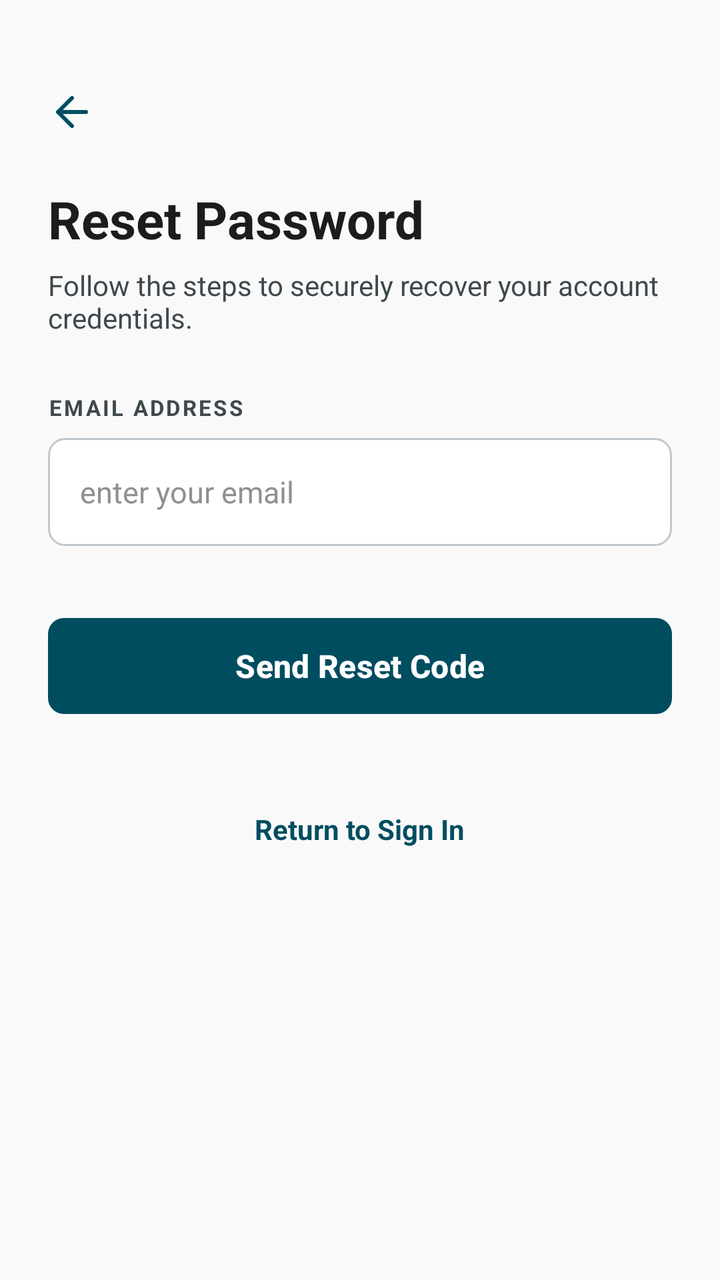
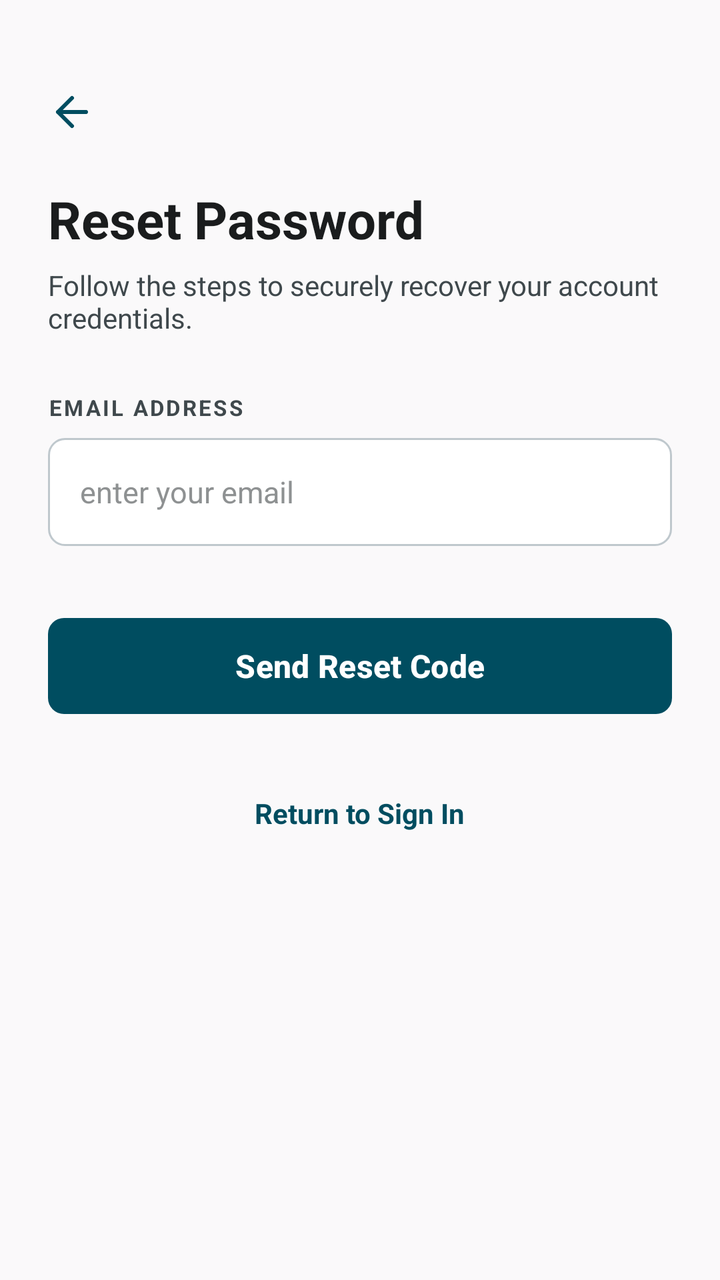

Compare the two renders of this Android layout. The source of the first and the diff that turns it into the second are given below.
<!-- AndroidManifest.xml: activity theme Theme.Medicare -->
<!-- res/layout/activity_forgot_password.xml -->
<?xml version="1.0" encoding="utf-8"?>
<androidx.constraintlayout.widget.ConstraintLayout xmlns:android="http://schemas.android.com/apk/res/android"
    xmlns:app="http://schemas.android.com/apk/res-auto"
    xmlns:tools="http://schemas.android.com/tools"
    android:layout_width="match_parent"
    android:layout_height="match_parent"
    android:background="@color/background">

    <androidx.core.widget.NestedScrollView
        android:layout_width="match_parent"
        android:layout_height="match_parent"
        android:fillViewport="true">

        <androidx.constraintlayout.widget.ConstraintLayout
            android:layout_width="match_parent"
            android:layout_height="wrap_content"
            android:padding="24dp">

            
            <ImageView
                android:id="@+id/btn_back_to_login"
                android:layout_width="24dp"
                android:layout_height="24dp"
                android:src="@drawable/ic_back"
                android:layout_marginTop="20dp"
                app:layout_constraintLeft_toLeftOf="parent"
                app:layout_constraintTop_toTopOf="parent"
                app:tint="@color/primary" />

            
            <TextView
                android:id="@+id/lbl_reset_title"
                android:layout_width="wrap_content"
                android:layout_height="wrap_content"
                android:text="Reset Password"
                android:textSize="26sp"
                android:textStyle="bold"
                android:textColor="@color/text_primary"
                android:layout_marginTop="24dp"
                app:layout_constraintLeft_toLeftOf="parent"
                app:layout_constraintTop_toBottomOf="@id/btn_back_to_login" />

            <TextView
                android:id="@+id/txt_reset_subtitle"
                android:layout_width="wrap_content"
                android:layout_height="wrap_content"
                android:text="Follow the steps to securely recover your account credentials."
                android:textSize="14sp"
                android:textColor="@color/text_secondary"
                android:layout_marginTop="6dp"
                app:layout_constraintLeft_toLeftOf="parent"
                app:layout_constraintTop_toBottomOf="@id/lbl_reset_title" />

            
            <LinearLayout
                android:id="@+id/layout_step_request"
                android:layout_width="match_parent"
                android:layout_height="wrap_content"
                android:orientation="vertical"
                android:layout_marginTop="28dp"
                android:visibility="visible"
                app:layout_constraintTop_toBottomOf="@id/txt_reset_subtitle">

                <TextView
                    android:layout_width="wrap_content"
                    android:layout_height="wrap_content"
                    android:text="EMAIL ADDRESS"
                    android:textSize="11sp"
                    android:textStyle="bold"
                    android:textColor="@color/text_secondary"
                    android:letterSpacing="0.1" />

                <EditText
                    android:id="@+id/input_reset_email"
                    android:layout_width="match_parent"
                    android:layout_height="54dp"
                    android:layout_marginTop="8dp"
                    android:hint="enter your email"
                    android:textColorHint="@color/neutral_gray"
                    android:textColor="@color/text_primary"
                    android:background="@drawable/bg_input_selector"
                    android:paddingStart="16dp"
                    android:paddingEnd="16dp"
                    android:textSize="15sp"
                    android:inputType="textEmailAddress"
                    android:maxLines="1" />

                <Button
                    android:id="@+id/btn_send_code"
                    android:layout_width="match_parent"
                    android:layout_height="56dp"
                    android:layout_marginTop="32dp"
                    android:text="Send Reset Code"
                    android:textColor="@color/white"
                    android:textSize="16sp"
                    android:textStyle="bold"
                    app:backgroundTint="@color/primary"
                    app:cornerRadius="8dp" />

            </LinearLayout>

            
            <LinearLayout
                android:id="@+id/layout_step_verify"
                android:layout_width="match_parent"
                android:layout_height="wrap_content"
                android:orientation="vertical"
                android:layout_marginTop="28dp"
                android:visibility="gone"
                app:layout_constraintTop_toBottomOf="@id/txt_reset_subtitle">

                <TextView
                    android:layout_width="wrap_content"
                    android:layout_height="wrap_content"
                    android:text="6-DIGIT VERIFICATION CODE"
                    android:textSize="11sp"
                    android:textStyle="bold"
                    android:textColor="@color/text_secondary"
                    android:letterSpacing="0.1" />

                <EditText
                    android:id="@+id/input_verification_code"
                    android:layout_width="match_parent"
                    android:layout_height="54dp"
                    android:layout_marginTop="8dp"
                    android:hint="enter 6-digit code"
                    android:textColorHint="@color/neutral_gray"
                    android:textColor="@color/text_primary"
                    android:background="@drawable/bg_input_selector"
                    android:paddingStart="16dp"
                    android:paddingEnd="16dp"
                    android:textSize="15sp"
                    android:inputType="number"
                    android:maxLength="6"
                    android:maxLines="1" />

                <TextView
                    android:layout_width="wrap_content"
                    android:layout_height="wrap_content"
                    android:text="NEW PASSWORD"
                    android:textSize="11sp"
                    android:textStyle="bold"
                    android:textColor="@color/text_secondary"
                    android:letterSpacing="0.1"
                    android:layout_marginTop="20dp" />

                <com.google.android.material.textfield.TextInputLayout
                    android:layout_width="match_parent"
                    android:layout_height="wrap_content"
                    android:layout_marginTop="8dp"
                    app:hintEnabled="false"
                    app:passwordToggleEnabled="true"
                    app:passwordToggleTint="@color/primary">

                    <EditText
                        android:id="@+id/input_new_password"
                        android:layout_width="match_parent"
                        android:layout_height="54dp"
                        android:hint="enter new password"
                        android:textColorHint="@color/neutral_gray"
                        android:textColor="@color/text_primary"
                        android:background="@drawable/bg_input_selector"
                        android:paddingStart="16dp"
                        android:paddingEnd="48dp"
                        android:textSize="15sp"
                        android:inputType="textPassword"
                        android:maxLines="1" />
                </com.google.android.material.textfield.TextInputLayout>

                <TextView
                    android:layout_width="wrap_content"
                    android:layout_height="wrap_content"
                    android:text="CONFIRM NEW PASSWORD"
                    android:textSize="11sp"
                    android:textStyle="bold"
                    android:textColor="@color/text_secondary"
                    android:letterSpacing="0.1"
                    android:layout_marginTop="20dp" />

                <com.google.android.material.textfield.TextInputLayout
                    android:layout_width="match_parent"
                    android:layout_height="wrap_content"
                    android:layout_marginTop="8dp"
                    app:hintEnabled="false"
                    app:passwordToggleEnabled="true"
                    app:passwordToggleTint="@color/primary">

                    <EditText
                        android:id="@+id/input_confirm_new_password"
                        android:layout_width="match_parent"
                        android:layout_height="54dp"
                        android:hint="re-enter new password"
                        android:textColorHint="@color/neutral_gray"
                        android:textColor="@color/text_primary"
                        android:background="@drawable/bg_input_selector"
                        android:paddingStart="16dp"
                        android:paddingEnd="48dp"
                        android:textSize="15sp"
                        android:inputType="textPassword"
                        android:maxLines="1" />
                </com.google.android.material.textfield.TextInputLayout>

                <Button
                    android:id="@+id/btn_reset_submit"
                    android:layout_width="match_parent"
                    android:layout_height="56dp"
                    android:layout_marginTop="32dp"
                    android:text="Reset Password"
                    android:textColor="@color/white"
                    android:textSize="16sp"
                    android:textStyle="bold"
                    app:backgroundTint="@color/primary"
                    app:cornerRadius="8dp" />

            </LinearLayout>

            
            <TextView
                android:id="@+id/btn_goto_login"
                android:layout_width="wrap_content"
                android:layout_height="wrap_content"
                android:text="Return to Sign In"
                android:textSize="14sp"
                android:textColor="@color/primary"
                android:textStyle="bold"
                android:layout_marginTop="36dp"
                android:padding="8dp"
                app:layout_constraintLeft_toLeftOf="parent"
                app:layout_constraintRight_toRightOf="parent"
                app:layout_constraintTop_toBottomOf="@id/layout_step_request" />

            <ProgressBar
                android:id="@+id/progress_reset"
                android:layout_width="wrap_content"
                android:layout_height="wrap_content"
                android:visibility="gone"
                android:indeterminateTint="@color/primary"
                app:layout_constraintLeft_toLeftOf="parent"
                app:layout_constraintRight_toRightOf="parent"
                app:layout_constraintTop_toTopOf="parent"
                app:layout_constraintBottom_toBottomOf="parent"/>

        </androidx.constraintlayout.widget.ConstraintLayout>
    </androidx.core.widget.NestedScrollView>

</androidx.constraintlayout.widget.ConstraintLayout>
<!-- resources referenced by this layout -->
<resources>
  <color name="background">#faf9fa</color>
  <color name="neutral_gray">#8e9192</color>
  <color name="primary">#004d60</color>
  <color name="text_primary">#1a1c1d</color>
  <color name="text_secondary">#3f484c</color>
  <color name="white">#ffffff</color>
  <!-- drawable bg_input_selector (drawable) -->
  <?xml version="1.0" encoding="utf-8"?>
  <selector xmlns:android="http://schemas.android.com/apk/res/android">
      <item android:state_focused="true" android:drawable="@drawable/bg_input_focused" />
      <item android:drawable="@drawable/bg_input_default" />
  </selector>
  <!-- drawable ic_back (drawable) -->
  <vector xmlns:android="http://schemas.android.com/apk/res/android"
      android:width="24dp"
      android:height="24dp"
      android:viewportWidth="24"
      android:viewportHeight="24">
    <path
        android:fillColor="#00000000"
        android:strokeColor="#004d60"
        android:strokeWidth="2"
        android:strokeLineCap="round"
        android:strokeLineJoin="round"
        android:pathData="M19,12H5M12,19l-7,-7 7,-7"/>
  </vector>
  <style name="Theme.Medicare" parent="Theme.Material3.DayNight.NoActionBar">
          <item name="colorPrimary">@color/primary</item>
          <item name="colorPrimaryContainer">@color/primary_dark</item>
          <item name="android:statusBarColor">@color/background</item>
          <item name="android:windowLightStatusBar">true</item>
          <item name="android:windowLightNavigationBar">true</item>
          <item name="android:windowBackground">@color/background</item>
  
          
          <item name="android:datePickerDialogTheme">@style/Theme.Medicare.Dialog</item>
          <item name="android:timePickerDialogTheme">@style/Theme.Medicare.Dialog</item>
          <item name="alertDialogTheme">@style/Theme.Medicare.Dialog</item>
          <item name="android:alertDialogTheme">@style/Theme.Medicare.Dialog</item>
      </style>
  <!-- drawable bg_input_focused (drawable) -->
  <?xml version="1.0" encoding="utf-8"?>
  <shape xmlns:android="http://schemas.android.com/apk/res/android"
      android:shape="rectangle">
      <solid android:color="@color/white" />
      <stroke
          android:width="2dp"
          android:color="@color/primary" />
      <corners android:radius="8dp" />
  </shape>
  <!-- drawable bg_input_default (drawable) -->
  <?xml version="1.0" encoding="utf-8"?>
  <shape xmlns:android="http://schemas.android.com/apk/res/android"
      android:shape="rectangle">
      <solid android:color="@color/white" />
      <stroke
          android:width="1dp"
          android:color="#BFC8CD" />
      <corners android:radius="8dp" />
  </shape>
  <color name="primary_dark">#003745</color>
  <style name="Theme.Medicare.Dialog" parent="android:Theme.Material.Light.Dialog.Alert">
          <item name="android:colorAccent">@color/primary</item>
          <item name="android:colorPrimary">@color/primary</item>
      </style>
</resources>

<!-- the commit's change to res/layout/activity_forgot_password.xml (unified diff, before → after) -->
@@ -53,164 +53,209 @@
 
             
             <LinearLayout
-                android:id="@+id/layout_step_request"
+                android:id="@+id/layout_step_container"
                 android:layout_width="match_parent"
                 android:layout_height="wrap_content"
                 android:orientation="vertical"
                 android:layout_marginTop="28dp"
-                android:visibility="visible"
                 app:layout_constraintTop_toBottomOf="@id/txt_reset_subtitle">
 
-                <TextView
-                    android:layout_width="wrap_content"
-                    android:layout_height="wrap_content"
-                    android:text="EMAIL ADDRESS"
-                    android:textSize="11sp"
-                    android:textStyle="bold"
-                    android:textColor="@color/text_secondary"
-                    android:letterSpacing="0.1" />
-
-                <EditText
-                    android:id="@+id/input_reset_email"
-                    android:layout_width="match_parent"
-                    android:layout_height="54dp"
-                    android:layout_marginTop="8dp"
-                    android:hint="enter your email"
-                    android:textColorHint="@color/neutral_gray"
-                    android:textColor="@color/text_primary"
-                    android:background="@drawable/bg_input_selector"
-                    android:paddingStart="16dp"
-                    android:paddingEnd="16dp"
-                    android:textSize="15sp"
-                    android:inputType="textEmailAddress"
-                    android:maxLines="1" />
-
-                <Button
-                    android:id="@+id/btn_send_code"
-                    android:layout_width="match_parent"
-                    android:layout_height="56dp"
-                    android:layout_marginTop="32dp"
-                    android:text="Send Reset Code"
-                    android:textColor="@color/white"
-                    android:textSize="16sp"
-                    android:textStyle="bold"
-                    app:backgroundTint="@color/primary"
-                    app:cornerRadius="8dp" />
-
-            </LinearLayout>
-
-            
-            <LinearLayout
-                android:id="@+id/layout_step_verify"
-                android:layout_width="match_parent"
-                android:layout_height="wrap_content"
-                android:orientation="vertical"
-                android:layout_marginTop="28dp"
-                android:visibility="gone"
-                app:layout_constraintTop_toBottomOf="@id/txt_reset_subtitle">
-
-                <TextView
-                    android:layout_width="wrap_content"
-                    android:layout_height="wrap_content"
-                    android:text="6-DIGIT VERIFICATION CODE"
-                    android:textSize="11sp"
-                    android:textStyle="bold"
-                    android:textColor="@color/text_secondary"
-                    android:letterSpacing="0.1" />
-
-                <EditText
-                    android:id="@+id/input_verification_code"
-                    android:layout_width="match_parent"
-                    android:layout_height="54dp"
-                    android:layout_marginTop="8dp"
-                    android:hint="enter 6-digit code"
-                    android:textColorHint="@color/neutral_gray"
-                    android:textColor="@color/text_primary"
-                    android:background="@drawable/bg_input_selector"
-                    android:paddingStart="16dp"
-                    android:paddingEnd="16dp"
-                    android:textSize="15sp"
-                    android:inputType="number"
-                    android:maxLength="6"
-                    android:maxLines="1" />
-
-                <TextView
-                    android:layout_width="wrap_content"
-                    android:layout_height="wrap_content"
-                    android:text="NEW PASSWORD"
-                    android:textSize="11sp"
-                    android:textStyle="bold"
-                    android:textColor="@color/text_secondary"
-                    android:letterSpacing="0.1"
-                    android:layout_marginTop="20dp" />
-
-                <com.google.android.material.textfield.TextInputLayout
+                
+                <LinearLayout
+                    android:id="@+id/layout_step_request"
                     android:layout_width="match_parent"
                     android:layout_height="wrap_content"
-                    android:layout_marginTop="8dp"
-                    app:hintEnabled="false"
-                    app:passwordToggleEnabled="true"
-                    app:passwordToggleTint="@color/primary">
+                    android:orientation="vertical"
+                    android:visibility="visible">
+
+                    <TextView
+                        android:layout_width="wrap_content"
+                        android:layout_height="wrap_content"
+                        android:text="EMAIL ADDRESS"
+                        android:textSize="11sp"
+                        android:textStyle="bold"
+                        android:textColor="@color/text_secondary"
+                        android:letterSpacing="0.1" />
 
                     <EditText
-                        android:id="@+id/input_new_password"
+                        android:id="@+id/input_reset_email"
                         android:layout_width="match_parent"
                         android:layout_height="54dp"
-                        android:hint="enter new password"
+                        android:layout_marginTop="8dp"
+                        android:hint="enter your email"
                         android:textColorHint="@color/neutral_gray"
                         android:textColor="@color/text_primary"
                         android:background="@drawable/bg_input_selector"
                         android:paddingStart="16dp"
-                        android:paddingEnd="48dp"
+                        android:paddingEnd="16dp"
                         android:textSize="15sp"
-                        android:inputType="textPassword"
+                        android:inputType="textEmailAddress"
                         android:maxLines="1" />
-                </com.google.android.material.textfield.TextInputLayout>
-
-                <TextView
-                    android:layout_width="wrap_content"
-                    android:layout_height="wrap_content"
-                    android:text="CONFIRM NEW PASSWORD"
-                    android:textSize="11sp"
-                    android:textStyle="bold"
-                    android:textColor="@color/text_secondary"
-                    android:letterSpacing="0.1"
-                    android:layout_marginTop="20dp" />
-
-                <com.google.android.material.textfield.TextInputLayout
+
+                    <Button
+                        android:id="@+id/btn_send_code"
+                        android:layout_width="match_parent"
+                        android:layout_height="56dp"
+                        android:layout_marginTop="32dp"
+                        android:text="Send Reset Code"
+                        android:textColor="@color/white"
+                        android:textSize="16sp"
+                        android:textStyle="bold"
+                        app:backgroundTint="@color/primary"
+                        app:cornerRadius="8dp" />
+
+                </LinearLayout>
+
+                
+                <LinearLayout
+                    android:id="@+id/layout_step_verify"
                     android:layout_width="match_parent"
                     android:layout_height="wrap_content"
-                    android:layout_marginTop="8dp"
-                    app:hintEnabled="false"
-                    app:passwordToggleEnabled="true"
-                    app:passwordToggleTint="@color/primary">
+                    android:orientation="vertical"
+                    android:visibility="gone">
+
+                    
+                    <com.google.android.material.card.MaterialCardView
+                        android:id="@+id/card_code_hint"
+                        android:layout_width="match_parent"
+                        android:layout_height="wrap_content"
+                        android:layout_marginBottom="16dp"
+                        app:cardCornerRadius="12dp"
+                        app:cardElevation="0dp"
+                        app:strokeWidth="1dp"
+                        app:strokeColor="@color/primary"
+                        app:cardBackgroundColor="@color/secondary_container">
+
+                        <LinearLayout
+                            android:layout_width="match_parent"
+                            android:layout_height="wrap_content"
+                            android:orientation="horizontal"
+                            android:gravity="center_vertical"
+                            android:padding="12dp">
+
+                            <ImageView
+                                android:layout_width="20dp"
+                                android:layout_height="20dp"
+                                android:src="@drawable/ic_check_circle"
+                                app:tint="@color/primary"/>
+
+                            <TextView
+                                android:id="@+id/txt_code_banner"
+                                android:layout_width="0dp"
+                                android:layout_height="wrap_content"
+                                android:layout_weight="1"
+                                android:layout_marginStart="10dp"
+                                android:text="Verification code generated."
+                                android:textSize="13sp"
+                                android:textColor="@color/primary"
+                                android:textStyle="bold"/>
+                        </LinearLayout>
+                    </com.google.android.material.card.MaterialCardView>
+
+                    <TextView
+                        android:layout_width="wrap_content"
+                        android:layout_height="wrap_content"
+                        android:text="6-DIGIT VERIFICATION CODE"
+                        android:textSize="11sp"
+                        android:textStyle="bold"
+                        android:textColor="@color/text_secondary"
+                        android:letterSpacing="0.1" />
 
                     <EditText
-                        android:id="@+id/input_confirm_new_password"
+                        android:id="@+id/input_verification_code"
                         android:layout_width="match_parent"
                         android:layout_height="54dp"
-                        android:hint="re-enter new password"
+                        android:layout_marginTop="8dp"
+                        android:hint="enter 6-digit code"
                         android:textColorHint="@color/neutral_gray"
                         android:textColor="@color/text_primary"
                         android:background="@drawable/bg_input_selector"
                         android:paddingStart="16dp"
-                        android:paddingEnd="48dp"
+                        android:paddingEnd="16dp"
                         android:textSize="15sp"
-                        android:inputType="textPassword"
+                        android:inputType="number"
+                        android:maxLength="6"
                         android:maxLines="1" />
-                </com.google.android.material.textfield.TextInputLayout>
-
-                <Button
-                    android:id="@+id/btn_reset_submit"
-                    android:layout_width="match_parent"
-                    android:layout_height="56dp"
-                    android:layout_marginTop="32dp"
-                    android:text="Reset Password"
-                    android:textColor="@color/white"
-                    android:textSize="16sp"
-                    android:textStyle="bold"
-                    app:backgroundTint="@color/primary"
-                    app:cornerRadius="8dp" />
+
+                    <TextView
+                        android:layout_width="wrap_content"
+                        android:layout_height="wrap_content"
+                        android:text="NEW PASSWORD"
+                        android:textSize="11sp"
+                        android:textStyle="bold"
+                        android:textColor="@color/text_secondary"
+                        android:letterSpacing="0.1"
+                        android:layout_marginTop="20dp" />
+
+                    <com.google.android.material.textfield.TextInputLayout
+                        android:layout_width="match_parent"
+                        android:layout_height="wrap_content"
+                        android:layout_marginTop="8dp"
+                        app:hintEnabled="false"
+                        app:passwordToggleEnabled="true"
+                        app:passwordToggleTint="@color/primary">
+
+                        <EditText
+                            android:id="@+id/input_new_password"
+                            android:layout_width="match_parent"
+                            android:layout_height="54dp"
+                            android:hint="enter new password"
+                            android:textColorHint="@color/neutral_gray"
+                            android:textColor="@color/text_primary"
+                            android:background="@drawable/bg_input_selector"
+                            android:paddingStart="16dp"
+                            android:paddingEnd="48dp"
+                            android:textSize="15sp"
+                            android:inputType="textPassword"
+                            android:maxLines="1" />
+                    </com.google.android.material.textfield.TextInputLayout>
+
+                    <TextView
+                        android:layout_width="wrap_content"
+                        android:layout_height="wrap_content"
+                        android:text="CONFIRM NEW PASSWORD"
+                        android:textSize="11sp"
+                        android:textStyle="bold"
+                        android:textColor="@color/text_secondary"
+                        android:letterSpacing="0.1"
+                        android:layout_marginTop="20dp" />
+
+                    <com.google.android.material.textfield.TextInputLayout
+                        android:layout_width="match_parent"
+                        android:layout_height="wrap_content"
+                        android:layout_marginTop="8dp"
+                        app:hintEnabled="false"
+                        app:passwordToggleEnabled="true"
+                        app:passwordToggleTint="@color/primary">
+
+                        <EditText
+                            android:id="@+id/input_confirm_new_password"
+                            android:layout_width="match_parent"
+                            android:layout_height="54dp"
+                            android:hint="re-enter new password"
+                            android:textColorHint="@color/neutral_gray"
+                            android:textColor="@color/text_primary"
+                            android:background="@drawable/bg_input_selector"
+                            android:paddingStart="16dp"
+                            android:paddingEnd="48dp"
+                            android:textSize="15sp"
+                            android:inputType="textPassword"
+                            android:maxLines="1" />
+                    </com.google.android.material.textfield.TextInputLayout>
+
+                    <Button
+                        android:id="@+id/btn_reset_submit"
+                        android:layout_width="match_parent"
+                        android:layout_height="56dp"
+                        android:layout_marginTop="32dp"
+                        android:text="Reset Password"
+                        android:textColor="@color/white"
+                        android:textSize="16sp"
+                        android:textStyle="bold"
+                        app:backgroundTint="@color/primary"
+                        app:cornerRadius="8dp" />
+
+                </LinearLayout>
 
             </LinearLayout>
 
@@ -223,11 +268,11 @@
                 android:textSize="14sp"
                 android:textColor="@color/primary"
                 android:textStyle="bold"
-                android:layout_marginTop="36dp"
+                android:layout_marginTop="28dp"
                 android:padding="8dp"
                 app:layout_constraintLeft_toLeftOf="parent"
                 app:layout_constraintRight_toRightOf="parent"
-                app:layout_constraintTop_toBottomOf="@id/layout_step_request" />
+                app:layout_constraintTop_toBottomOf="@id/layout_step_container" />
 
             <ProgressBar
                 android:id="@+id/progress_reset"
<!-- resource entries referenced after the edit -->
@@ -3,6 +3,7 @@
   <color name="background">#faf9fa</color>
   <color name="neutral_gray">#8e9192</color>
   <color name="primary">#004d60</color>
+  <color name="secondary_container">#cde7ed</color>
   <color name="text_primary">#1a1c1d</color>
   <color name="text_secondary">#3f484c</color>
   <color name="white">#ffffff</color>
@@ -25,6 +26,27 @@
         android:strokeLineCap="round"
         android:strokeLineJoin="round"
         android:pathData="M19,12H5M12,19l-7,-7 7,-7"/>
+  </vector>
+  <!-- drawable ic_check_circle (drawable) -->
+  <vector xmlns:android="http://schemas.android.com/apk/res/android"
+      android:width="24dp"
+      android:height="24dp"
+      android:viewportWidth="24"
+      android:viewportHeight="24">
+    <path
+        android:fillColor="#00000000"
+        android:strokeColor="#3CB371"
+        android:strokeWidth="2"
+        android:strokeLineCap="round"
+        android:strokeLineJoin="round"
+        android:pathData="M22,12A10,10 0,1 1,12 2A10,10 0,0 1,22 12z"/>
+    <path
+        android:fillColor="#00000000"
+        android:strokeColor="#3CB371"
+        android:strokeWidth="2"
+        android:strokeLineCap="round"
+        android:strokeLineJoin="round"
+        android:pathData="M9,11l3,3l6,-6"/>
   </vector>
   <style name="Theme.Medicare" parent="Theme.Material3.DayNight.NoActionBar">
           <item name="colorPrimary">@color/primary</item>
